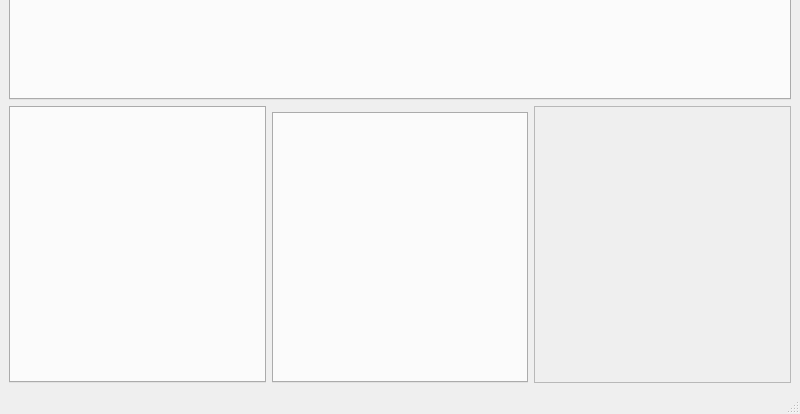
This is GUI/mainwindow.ui in Binyamin-Brion/TextureAtlasCreator as Qt 5 draws it before an edit; both pictures show x 0 to 800 and y 186 to 600 of the 800 by 600 pixel window. The edited form follows.
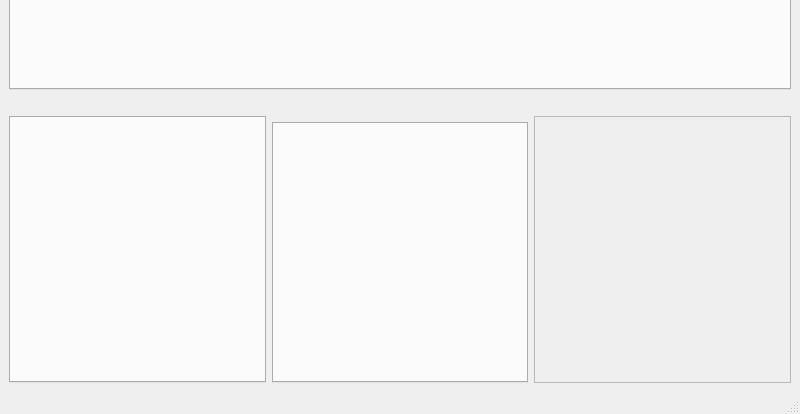
This is the edited form. Custom widgets are drawn as their Qt base class.

Commit message: - User can now change the border widths of a selected texture: both the intersection    border width and the selection border width

```diff
--- a/GUI/mainwindow.ui
+++ b/GUI/mainwindow.ui
@@ -18,6 +18,31 @@
     <item>
      <widget class="GUI::Atlas::AtlasTabWidget" name="atlasWidget"/>
     </item>
+    <item>
+     <layout class="QHBoxLayout" name="horizontalLayout_3">
+      <item>
+       <widget class="QLabel" name="atlasFormatLabel">
+        <property name="text">
+         <string/>
+        </property>
+       </widget>
+      </item>
+      <item>
+       <widget class="QLabel" name="numberTexturesLabel">
+        <property name="text">
+         <string/>
+        </property>
+       </widget>
+      </item>
+      <item>
+       <widget class="QLabel" name="percentageAtlasUsed">
+        <property name="text">
+         <string/>
+        </property>
+       </widget>
+      </item>
+     </layout>
+    </item>
     <item>
      <layout class="QHBoxLayout" name="horizontalLayout">
       <item>
@@ -44,7 +69,7 @@
            <x>0</x>
            <y>0</y>
            <width>252</width>
-           <height>256</height>
+           <height>243</height>
           </rect>
          </property>
         </widget>
```
The commit also changes 39 other files.
